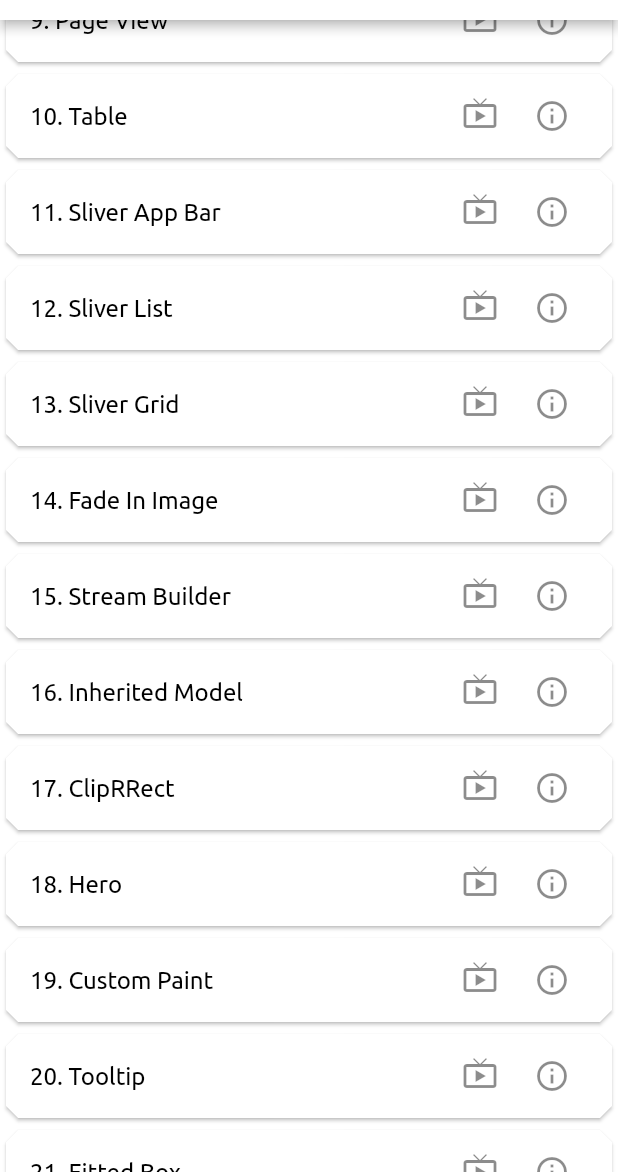
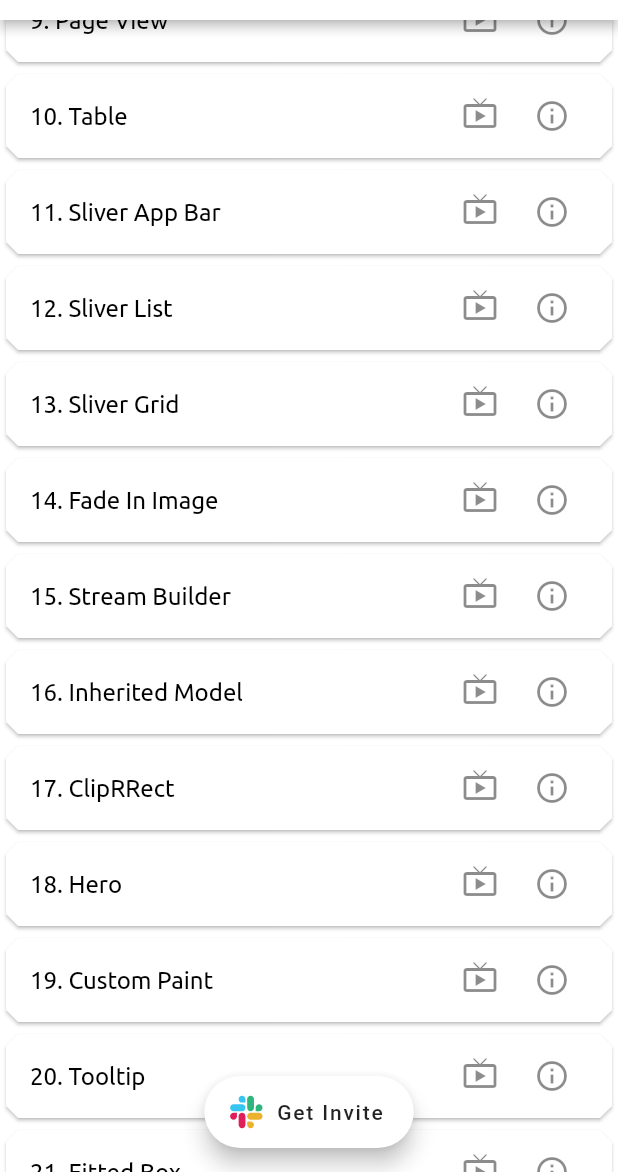
Before and after one commit to annshsingh/FlutterWidgetGuide, a Flutter app: the screen it shows after launch, scrolled down 576 dp, on a phone screen of 412 x 824 dp, the part 64-1236 px from its top. Run offline on Flutter 3.47's test engine with Material 2 defaults, Android fonts, the phone set to English and light mode, and no system bars; our stand-ins replace firebase_remote_config, flutter_svg, package_info, string_scanner, transparent_image, webview_flutter; missing offline and left inert: youtube_player; accounts and stored records are empty; Roboto replaces fonts that are missing (Ubuntu-Regular.ttf).

Commit message:
Added Slack Invite button

```diff
--- a/lib/screens/home_page.dart
+++ b/lib/screens/home_page.dart
@@ -1,5 +1,7 @@
 import 'package:firebase_remote_config/firebase_remote_config.dart';
 import 'package:flutter/material.dart';
+import 'package:flutter/rendering.dart';
+import 'package:flutter_svg/svg.dart';
 import 'package:flutter_widget_guide/bloc/list_bloc.dart';
 import 'package:flutter_widget_guide/model/list_Item.dart';
 import 'package:flutter_widget_guide/utils.dart';
@@ -16,7 +18,10 @@ class HomePage extends StatefulWidget {
 class _HomePageState extends State<HomePage> {
   BuildContext _buildContext;
   var versionNumber;
-  String appLink = "https://play.google.com/store/apps/details?id=com.annsh.flutterwidgetguide";
+  bool isFabVisible = true;
+  ScrollController _hideButtonController;
+  String appLink =
+      "https://play.google.com/store/apps/details?id=com.annsh.flutterwidgetguide";
   final GlobalKey<ScaffoldState> _scaffoldKey = GlobalKey<ScaffoldState>();
 
   @override
@@ -26,6 +31,25 @@ class _HomePageState extends State<HomePage> {
       versionNumber = value;
     });
     setupRemoteConfig();
+    isFabVisible = true;
+    _hideButtonController = new ScrollController();
+    _hideButtonController.addListener(
+      () {
+        if (_hideButtonController.position.userScrollDirection ==
+            ScrollDirection.reverse) {
+          if (isFabVisible == true) {
+            setState(() => isFabVisible = false);
+          }
+        } else {
+          if (_hideButtonController.position.userScrollDirection ==
+              ScrollDirection.forward) {
+            if (isFabVisible == false) {
+              setState(() => isFabVisible = true);
+            }
+          }
+        }
+      },
+    );
   }
 
   @override
@@ -41,6 +65,28 @@ class _HomePageState extends State<HomePage> {
         child: Scaffold(
           key: _scaffoldKey,
           body: sliverWidgetList(),
+          floatingActionButtonLocation:
+              FloatingActionButtonLocation.centerFloat,
+          floatingActionButton: Visibility(
+            visible: isFabVisible,
+            child: FloatingActionButton.extended(
+              backgroundColor: Color(0xFFffffff),
+              icon: Container(
+                height: 24,
+                width: 24,
+                child: SvgPicture.asset(
+                  Utils.slack_img,
+                  semanticsLabel: "Join Slack",
+                ),
+              ),
+              label: Text(
+                "Get Invite",
+                style: TextStyle(
+                    color: Colors.black87, fontFamily: Utils.ubuntuRegularFont),
+              ),
+              onPressed: () => Utils.launchURL("${Utils.slack_invite}")
+            ),
+          ),
         ),
       );
 
@@ -51,6 +97,7 @@ class _HomePageState extends State<HomePage> {
         builder: (context, snapshot) {
           return snapshot.hasData
               ? CustomScrollView(
+                  controller: _hideButtonController,
                   //This is to contain Sliver Elements
                   slivers: <Widget>[
                     appBar(context),
@@ -89,11 +136,11 @@ class _HomePageState extends State<HomePage> {
                     colors: Colors.cyan,
                     textColor: Colors.white,
                   ),
-                  onTap: () =>  Navigator.push(
+                  onTap: () => Navigator.push(
                     context,
                     MaterialPageRoute(
-                      builder: (context) => WebViewWidget(
-                          url: "https://flutter.dev"),
+                      builder: (context) =>
+                          WebViewWidget(url: "https://flutter.dev"),
                     ),
                   ),
                 ),
@@ -154,7 +201,6 @@ class _HomePageState extends State<HomePage> {
     }
   }
 
-
   /// Build a snackbar to notify user that a new update is available
   buildSnakbar() {
     _scaffoldKey.currentState.showSnackBar(SnackBar(
--- a/lib/utils.dart
+++ b/lib/utils.dart
@@ -88,6 +88,7 @@ class Utils {
   static const String semantics = "/Semantics";
 
   static const String rateApp = "/Rate the App";
+  static const String slack_invite = "https://join.slack.com/t/flutter-worldwide/shared_invite/enQtNzMyMjM3Nzc2Njc0LTdmYWI5ZGU5YjgxNjliYzhjZTU0MWNkZTA5MjY4ZmJiMjg4ZGQ2ZDQwNDdiOTdiOWVkZDA2NjY5YjllMGQ1M2M";
 
   //strings
   static const String appName = "Flutter Widget Guide";
@@ -504,4 +505,6 @@ class Utils {
   static const String imageDir = "assets/images";
   static const String expanded_img = "$imageDir/expanded_info.svg";
   static const String medium_img = "$imageDir/medium_icon.svg";
+  static const String slack_img = "$imageDir/slack_icon.svg";
+
 }
--- a/pubspec.yaml
+++ b/pubspec.yaml
@@ -49,6 +49,7 @@ flutter:
       - assets/images/github.png
       - assets/images/linkedin.png
       - assets/images/twitter.png
+      - assets/images/slack_icon.svg
 
   fonts:
       - family: Ubuntu
```
Also changed, not shown: assets/images/slack_icon.svg (added).
